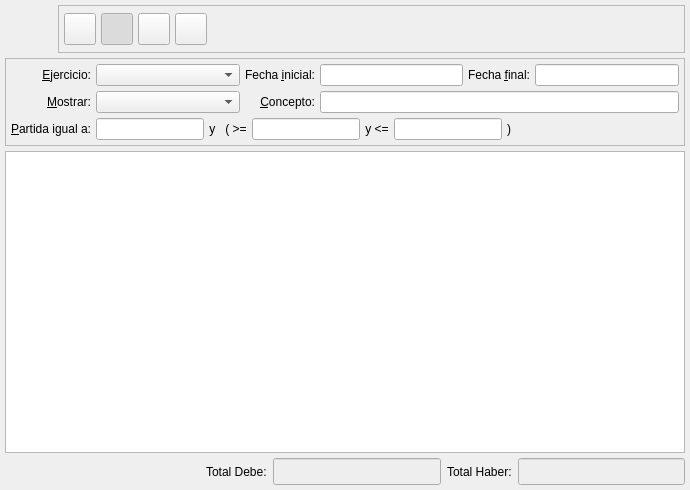
This is bulmages/bulmacont/plugins/pluginbc_asiento/bcasientolistbase.ui in eboladev/Bulmages-1 as Qt 5 draws it before an edit. The edited form follows.
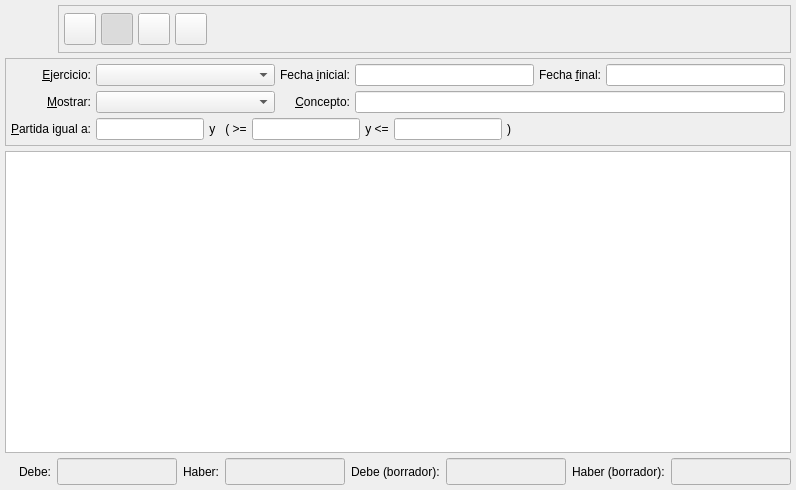
This is the edited form. Icons and pictures are not drawn. Custom widgets are drawn as their Qt base class.

Commit message:
BulmaCont: *********** Pongo 2 nuevas columnas en el listado de asientos: 'Debe borrador' y 'Haber borrador' y sus totales para tener esta informacion en el caso de asientos abiertos.
*********************************
*          Todo-Redes           *
*        C/.Begonia, 12         *
*   07010 Palma de Mallorca.    *
*      Tel: +34-971499071       *
*   http://www.todo-redes.com   *
*  comercial(en)todo-redes.com  *
*********************************

Diff of the .ui file:
```diff
--- a/bulmages/bulmacont/plugins/pluginbc_asiento/bcasientolistbase.ui
+++ b/bulmages/bulmacont/plugins/pluginbc_asiento/bcasientolistbase.ui
@@ -6,7 +6,7 @@
    <rect>
     <x>0</x>
     <y>0</y>
-    <width>690</width>
+    <width>796</width>
     <height>490</height>
    </rect>
   </property>
@@ -315,12 +315,18 @@
      <item>
       <widget class="QLabel" name="label_2">
        <property name="text">
-        <string>Total Debe:</string>
+        <string>Debe:</string>
        </property>
       </widget>
      </item>
      <item>
       <widget class="QLineEdit" name="mui_totalDebe">
+       <property name="minimumSize">
+        <size>
+         <width>120</width>
+         <height>0</height>
+        </size>
+       </property>
        <property name="palette">
         <palette>
          <active>
@@ -373,12 +379,18 @@
      <item>
       <widget class="QLabel" name="label_3">
        <property name="text">
-        <string>Total Haber:</string>
+        <string>Haber:</string>
        </property>
       </widget>
      </item>
      <item>
       <widget class="QLineEdit" name="mui_totalHaber">
+       <property name="minimumSize">
+        <size>
+         <width>120</width>
+         <height>0</height>
+        </size>
+       </property>
        <property name="palette">
         <palette>
          <active>
@@ -428,6 +440,134 @@
        </property>
       </widget>
      </item>
+     <item>
+      <widget class="QLabel" name="label_6">
+       <property name="text">
+        <string>Debe (borrador):</string>
+       </property>
+      </widget>
+     </item>
+     <item>
+      <widget class="QLineEdit" name="mui_totalDebeBorrador">
+       <property name="minimumSize">
+        <size>
+         <width>120</width>
+         <height>0</height>
+        </size>
+       </property>
+       <property name="palette">
+        <palette>
+         <active>
+          <colorrole role="Base">
+           <brush brushstyle="SolidPattern">
+            <color alpha="255">
+             <red>238</red>
+             <green>238</green>
+             <blue>238</blue>
+            </color>
+           </brush>
+          </colorrole>
+         </active>
+         <inactive>
+          <colorrole role="Base">
+           <brush brushstyle="SolidPattern">
+            <color alpha="255">
+             <red>238</red>
+             <green>238</green>
+             <blue>238</blue>
+            </color>
+           </brush>
+          </colorrole>
+         </inactive>
+         <disabled>
+          <colorrole role="Base">
+           <brush brushstyle="SolidPattern">
+            <color alpha="255">
+             <red>244</red>
+             <green>244</green>
+             <blue>244</blue>
+            </color>
+           </brush>
+          </colorrole>
+         </disabled>
+        </palette>
+       </property>
+       <property name="font">
+        <font>
+         <pointsize>12</pointsize>
+         <weight>75</weight>
+         <bold>true</bold>
+        </font>
+       </property>
+       <property name="alignment">
+        <set>Qt::AlignRight|Qt::AlignTrailing|Qt::AlignVCenter</set>
+       </property>
+      </widget>
+     </item>
+     <item>
+      <widget class="QLabel" name="label_7">
+       <property name="text">
+        <string>Haber (borrador):</string>
+       </property>
+      </widget>
+     </item>
+     <item>
+      <widget class="QLineEdit" name="mui_totalHaberBorrador">
+       <property name="minimumSize">
+        <size>
+         <width>120</width>
+         <height>0</height>
+        </size>
+       </property>
+       <property name="palette">
+        <palette>
+         <active>
+          <colorrole role="Base">
+           <brush brushstyle="SolidPattern">
+            <color alpha="255">
+             <red>238</red>
+             <green>238</green>
+             <blue>238</blue>
+            </color>
+           </brush>
+          </colorrole>
+         </active>
+         <inactive>
+          <colorrole role="Base">
+           <brush brushstyle="SolidPattern">
+            <color alpha="255">
+             <red>238</red>
+             <green>238</green>
+             <blue>238</blue>
+            </color>
+           </brush>
+          </colorrole>
+         </inactive>
+         <disabled>
+          <colorrole role="Base">
+           <brush brushstyle="SolidPattern">
+            <color alpha="255">
+             <red>244</red>
+             <green>244</green>
+             <blue>244</blue>
+            </color>
+           </brush>
+          </colorrole>
+         </disabled>
+        </palette>
+       </property>
+       <property name="font">
+        <font>
+         <pointsize>12</pointsize>
+         <weight>75</weight>
+         <bold>true</bold>
+        </font>
+       </property>
+       <property name="alignment">
+        <set>Qt::AlignRight|Qt::AlignTrailing|Qt::AlignVCenter</set>
+       </property>
+      </widget>
+     </item>
     </layout>
    </item>
    <item row="0" column="0">
```
Left out of the diff: 2 changed lines with no effect on the pictures. The commit also changes 24 other files.
